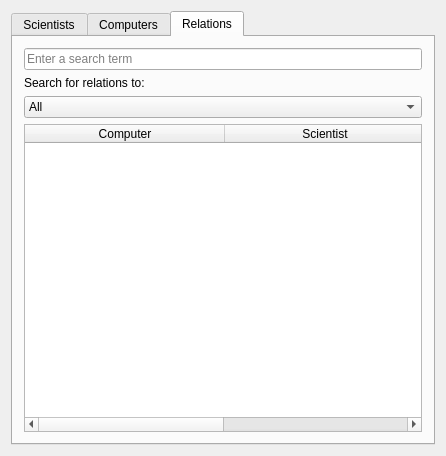
Above: week3/mainwindow.ui from jonsig/verklegt-namskeid-1 before the change. Below: the same form after it.
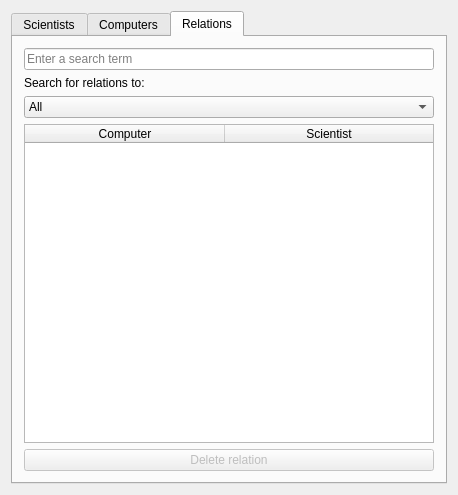
That is the form after the change.

The edit to the form file:
```diff
--- a/week3/mainwindow.ui
+++ b/week3/mainwindow.ui
@@ -6,8 +6,8 @@
    <rect>
     <x>0</x>
     <y>0</y>
-    <width>446</width>
-    <height>456</height>
+    <width>458</width>
+    <height>495</height>
    </rect>
   </property>
   <property name="windowTitle">
@@ -225,6 +225,16 @@
           </column>
          </widget>
         </item>
+        <item>
+         <widget class="QPushButton" name="buttonDelete">
+          <property name="enabled">
+           <bool>false</bool>
+          </property>
+          <property name="text">
+           <string>Delete relation</string>
+          </property>
+         </widget>
+        </item>
        </layout>
       </widget>
      </widget>
```
